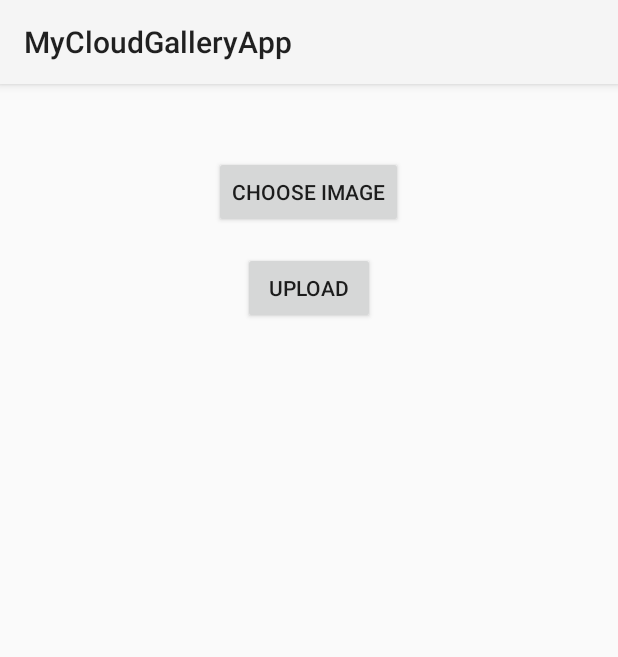
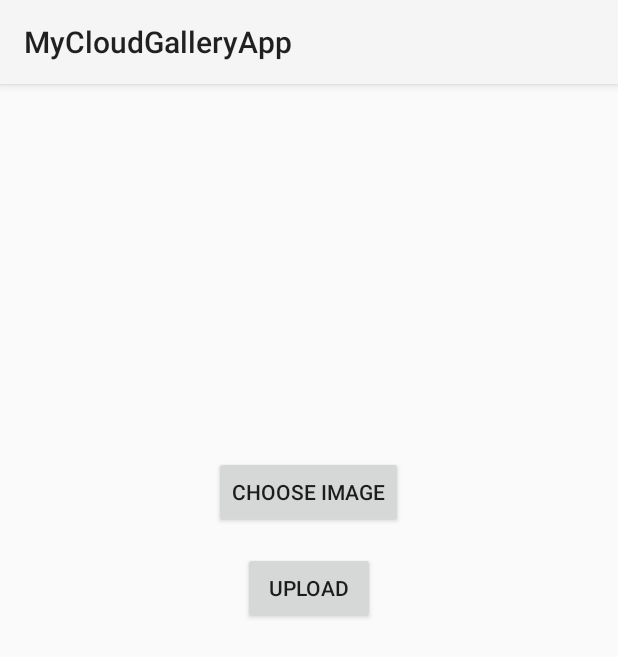
Before and after one commit to adityashingare/cloudGalleryApp, an Android app built with Jetpack Compose: the screen it shows after launch once a user with an empty profile is signed in (UploadActivity), after a tap on an icon or button, on a phone screen of 412 x 824 dp. Shown: the top 657 px of the screen. Run offline under Robolectric (Android 15) with nearby library versions, the phone set to English and light mode, and no system bars; our stand-ins replace Firebase (no records; nobody signed in at launch, a user with empty details on screens opened directly).

Commit message:
0107evening

```diff
--- a/app/build.gradle.kts
+++ b/app/build.gradle.kts
@@ -90,5 +90,6 @@ dependencies {
     implementation (libs.androidx.viewpager2)
     implementation (libs.androidx.recyclerview)
     implementation(kotlin("script-runtime"))
+    implementation (libs.picasso)
 
 }
--- a/app/src/main/java/com/project/mycloudgalleryapp/ImageData.kt
+++ b/app/src/main/java/com/project/mycloudgalleryapp/ImageData.kt
@@ -5,7 +5,8 @@ import android.os.Parcelable
 
 data class ImageData(
     var id: String = "",
-    var imageUrl: String = ""
+    var imageUrl: String = "",
+    val timestamp: Long = System.currentTimeMillis()
 ) : Parcelable {
     constructor(parcel: Parcel) : this(
         parcel.readString() ?: "",
--- a/app/src/main/java/com/project/mycloudgalleryapp/MainActivity.kt
+++ b/app/src/main/java/com/project/mycloudgalleryapp/MainActivity.kt
@@ -13,6 +13,7 @@ import androidx.recyclerview.widget.RecyclerView
 import com.google.android.material.navigation.NavigationView
 import com.google.firebase.auth.FirebaseAuth
 import com.google.firebase.database.*
+import com.google.android.material.floatingactionbutton.FloatingActionButton
 
 class MainActivity : AppCompatActivity(), NavigationView.OnNavigationItemSelectedListener, ImageAdapter.OnItemClickListener {
 
@@ -40,7 +41,7 @@ class MainActivity : AppCompatActivity(), NavigationView.OnNavigationItemSelecte
 
         navView.setNavigationItemSelectedListener(this)
 
-        findViewById<com.google.android.material.floatingactionbutton.FloatingActionButton>(R.id.fab).setOnClickListener {
+        findViewById<FloatingActionButton>(R.id.fab).setOnClickListener {
             startActivity(Intent(this, UploadActivity::class.java))
         }
 
@@ -50,13 +51,18 @@ class MainActivity : AppCompatActivity(), NavigationView.OnNavigationItemSelecte
         recyclerView.adapter = imageAdapter
 
         databaseReference = FirebaseDatabase.getInstance().getReference("uploads")
-        databaseReference.addValueEventListener(object : ValueEventListener {
+
+        loadImages()
+    }
+
+    private fun loadImages() {
+        databaseReference.orderByChild("timestamp").addValueEventListener(object : ValueEventListener {
             override fun onDataChange(snapshot: DataSnapshot) {
                 imageList.clear()
                 for (postSnapshot in snapshot.children) {
                     val imageData = postSnapshot.getValue(ImageData::class.java)
                     if (imageData != null) {
-                        imageList.add(imageData)
+                        imageList.add(0, imageData)  // Add at the beginning to have most recent first
                     }
                 }
                 imageAdapter.notifyDataSetChanged()
--- a/app/src/main/java/com/project/mycloudgalleryapp/UploadActivity.kt
+++ b/app/src/main/java/com/project/mycloudgalleryapp/UploadActivity.kt
@@ -57,6 +57,7 @@ class UploadActivity : AppCompatActivity() {
         }
     }
 
+
     private fun uploadFile() {
         if (imageUri != null) {
             val fileReference = storageReference.child(System.currentTimeMillis().toString() + "." + getFileExtension(imageUri!!))
--- a/app/src/main/res/layout/activity_upload.xml
+++ b/app/src/main/res/layout/activity_upload.xml
@@ -6,12 +6,13 @@
 
     <ImageView
         android:id="@+id/imageView"
-        android:layout_width="wrap_content"
-        android:layout_height="wrap_content"
+        android:layout_width="200dp"
+        android:layout_height="200dp"
+        android:layout_centerHorizontal="true"
+        android:layout_marginTop="32dp"
         android:adjustViewBounds="true"
-        android:scaleType="centerInside"
-        android:layout_margin="16dp"/>
-
+        android:contentDescription="@string/selected_image"
+        android:scaleType="centerCrop" />
 
     <Button
         android:id="@+id/button_choose_image"
--- a/app/src/main/res/values/strings.xml
+++ b/app/src/main/res/values/strings.xml
@@ -14,4 +14,5 @@
     <string name="todo">TODO</string>
     <string name="open">Open</string>
     <string name="close">Close</string>
+    <string name="selected_image" />
 </resources>
--- a/gradle/libs.versions.toml
+++ b/gradle/libs.versions.toml
@@ -27,6 +27,7 @@ firebaseStorageKtx = "21.0.0"
 firebaseDatabaseKtx = "21.0.0"
 photoview = "2.3.0"
 photoviewVersion = "2.3.0"
+picasso = "2.71828"
 recyclerview = "1.3.2"
 viewpager2 = "1.1.0"
 
@@ -65,6 +66,7 @@ firebase-storage-ktx = { group = "com.google.firebase", name = "firebase-storage
 material-v150 = { module = "com.google.android.material:material", version.ref = "materialVersion" }
 firebase-database-ktx = { group = "com.google.firebase", name = "firebase-database-ktx", version.ref = "firebaseDatabaseKtx" }
 photoview = { module = "com.github.chrisbanes:PhotoView", version.ref = "photoview" }
+picasso = { module = "com.squareup.picasso:picasso", version.ref = "picasso" }
 
 [plugins]
 android-application = { id = "com.android.application", version.ref = "agp" }
```
Also changed, not shown: 1 other file.
